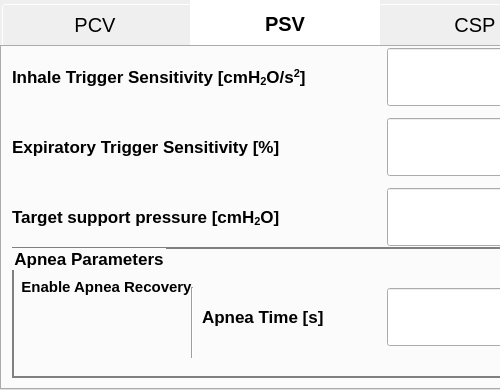
The window that gui/settings/settings.ui (MariuszSuchenek/MVM_GUI_test2) describes before a commit, drawn with Qt 5; both pictures show x 0 to 500 and y 0 to 390 of the 800 by 390 pixel window.
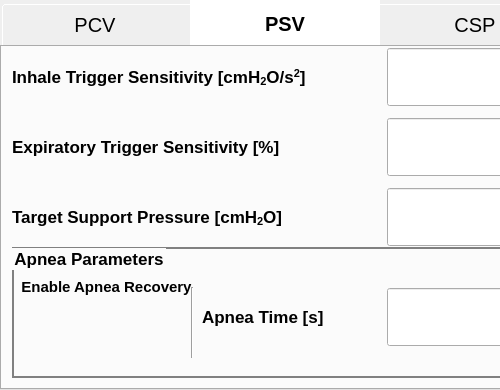
The same window after the commit. The open tabs and pages were chosen to show the change. Icons and pictures are not drawn. Custom widgets are drawn as their Qt base class.

Commit message: capitalize initials

What changed in the file:
```diff
--- a/gui/settings/settings.ui
+++ b/gui/settings/settings.ui
@@ -1332,7 +1332,7 @@
          </font>
         </property>
         <property name="text">
-         <string>&lt;html&gt;&lt;head/&gt;&lt;body&gt;&lt;p&gt;Target support pressure  [cmH&lt;span style=&quot; vertical-align:sub;&quot;&gt;2&lt;/span&gt;O]&lt;/p&gt;&lt;/body&gt;&lt;/html&gt;</string>
+         <string>&lt;html&gt;&lt;head/&gt;&lt;body&gt;&lt;p&gt;Target Support Pressure [cmH&lt;span style=&quot; vertical-align:sub;&quot;&gt;2&lt;/span&gt;O]&lt;/p&gt;&lt;/body&gt;&lt;/html&gt;</string>
         </property>
        </widget>
        <widget class="QGroupBox" name="groupBox">
```
